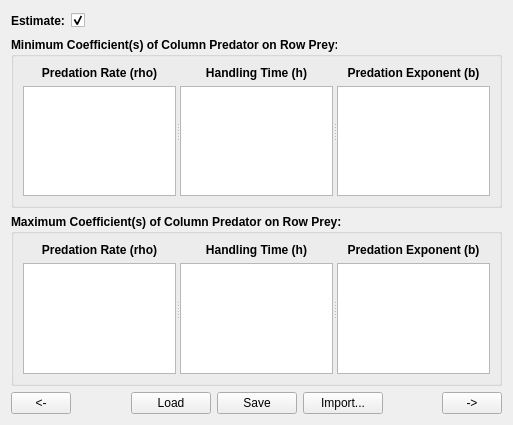
Before: the Qt Designer form MSSPM_Main/forms/Estimation/Estimation_Tab04.ui in nmfs-fish-tools/MSSPM, drawn with Qt 5.
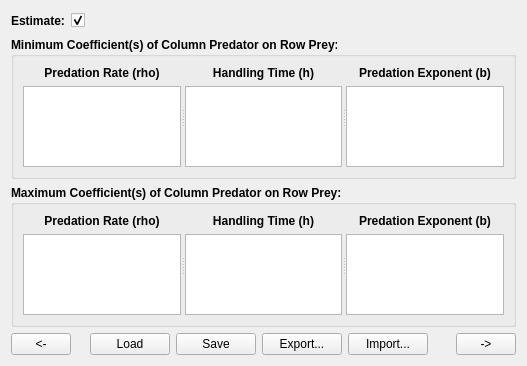
After: the same form once the commit is applied.

The edit to the form file:
```diff
--- a/MSSPM_Main/forms/Estimation/Estimation_Tab04.ui
+++ b/MSSPM_Main/forms/Estimation/Estimation_Tab04.ui
@@ -6,8 +6,8 @@
    <rect>
     <x>0</x>
     <y>0</y>
-    <width>513</width>
-    <height>425</height>
+    <width>527</width>
+    <height>366</height>
    </rect>
   </property>
   <property name="windowTitle">
@@ -473,6 +473,22 @@
        </property>
       </widget>
      </item>
+     <item>
+      <widget class="QPushButton" name="Estimation_Tab4_ExportPB">
+       <property name="toolTip">
+        <string>Export table data to a CSV file</string>
+       </property>
+       <property name="statusTip">
+        <string>Export table data to a CSV file</string>
+       </property>
+       <property name="whatsThis">
+        <string>&lt;html&gt;&lt;head/&gt;&lt;body&gt;&lt;p align=&quot;center&quot;&gt;&lt;span style=&quot; font-weight:600;&quot;&gt;Export&lt;/span&gt;&lt;/p&gt;&lt;p&gt;Saves the above data to a .csv file for easy transfer between applications. The user may choose the default .csv file name or enter a tag for a customized file name.&lt;/p&gt;&lt;/body&gt;&lt;/html&gt;</string>
+       </property>
+       <property name="text">
+        <string>Export...</string>
+       </property>
+      </widget>
+     </item>
      <item>
       <widget class="QPushButton" name="Estimation_Tab4_ImportPB">
        <property name="toolTip">
```
Left out of the diff: 14 changed lines with no effect on the pictures.
